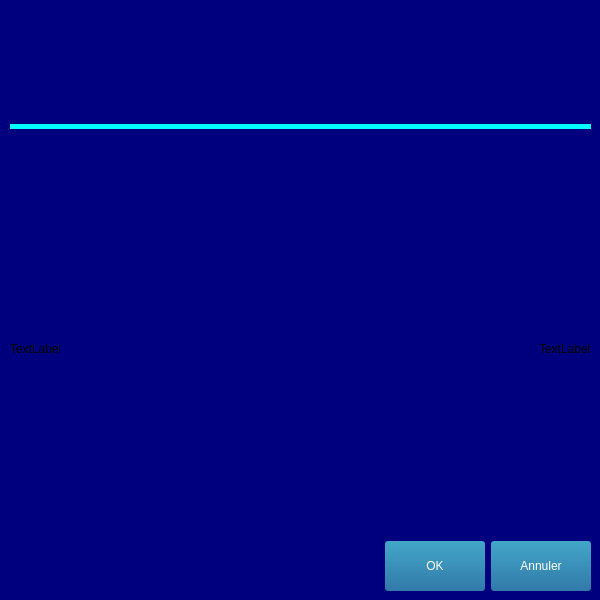
Above: app/dialog_critical.ui from omegaBionic/maderation_front before the change. Below: the same form after it.
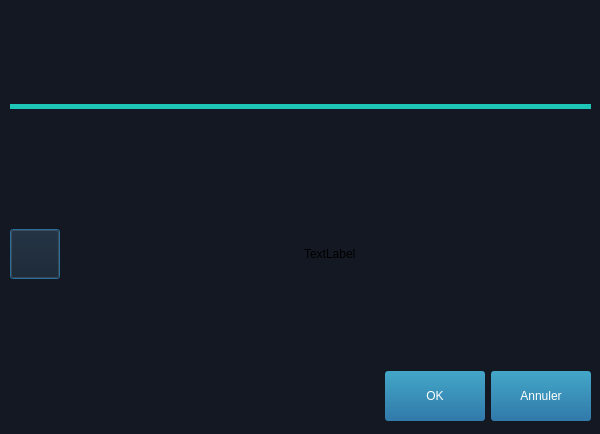
That is the form after the change. Icons and pictures are not drawn.

```diff
--- a/app/dialog_critical.ui
+++ b/app/dialog_critical.ui
@@ -7,27 +7,34 @@
     <x>0</x>
     <y>0</y>
     <width>600</width>
-    <height>600</height>
+    <height>434</height>
    </rect>
   </property>
   <property name="windowTitle">
    <string>Dialog</string>
   </property>
   <property name="styleSheet">
-   <string notr="true">background-color: rgb(0, 0, 127);</string>
+   <string notr="true">background-image: url(:/icon);
+background-color:rgb(19,24,34);</string>
   </property>
   <widget class="QWidget" name="verticalLayoutWidget">
    <property name="geometry">
     <rect>
      <x>10</x>
-     <y>30</y>
+     <y>10</y>
      <width>581</width>
-     <height>561</height>
+     <height>411</height>
     </rect>
    </property>
    <layout class="QVBoxLayout" name="verticalLayout">
     <item>
-     <widget class="QLabel" name="label">
+     <widget class="QLabel" name="label_title">
+      <property name="sizePolicy">
+       <sizepolicy hsizetype="Preferred" vsizetype="Preferred">
+        <horstretch>0</horstretch>
+        <verstretch>0</verstretch>
+       </sizepolicy>
+      </property>
       <property name="minimumSize">
        <size>
         <width>60</width>
@@ -50,11 +57,16 @@
        <enum>Qt::LeftToRight</enum>
       </property>
       <property name="styleSheet">
-       <string notr="true">image: url(:/pictures/gui_resources/critical.png);</string>
+       <string notr="true">color:white;
+
+font: 16pt &quot;Futura Lt BT&quot;;</string>
       </property>
       <property name="text">
        <string/>
       </property>
+      <property name="alignment">
+       <set>Qt::AlignCenter</set>
+      </property>
      </widget>
     </item>
     <item>
@@ -66,7 +78,7 @@
        </size>
       </property>
       <property name="styleSheet">
-       <string notr="true">color: rgb(0, 255, 255);
+       <string notr="true">color: rgb(30, 198, 184);
 padding: (-50,-50,-50,-50);</string>
       </property>
       <property name="frameShadow">
@@ -101,34 +113,31 @@
     </item>
     <item>
      <layout class="QHBoxLayout" name="horizontalLayout_2">
-      <item>
-       <widget class="QLabel" name="label_3">
-        <property name="maximumSize">
+      <item alignment="Qt::AlignLeft">
+       <widget class="QPushButton" name="icon">
+        <property name="minimumSize">
          <size>
           <width>50</width>
-          <height>16777215</height>
+          <height>50</height>
          </size>
         </property>
+        <property name="styleSheet">
+         <string notr="true">background-image:url(:\icon);
+
+border-radius:1px;</string>
+        </property>
         <property name="text">
-         <string>TextLabel</string>
+         <string/>
         </property>
        </widget>
       </item>
-      <item>
-       <spacer name="horizontalSpacer_2">
-        <property name="orientation">
-         <enum>Qt::Horizontal</enum>
+      <item alignment="Qt::AlignLeft">
+       <widget class="QLabel" name="label_text">
+        <property name="styleSheet">
+         <string notr="true">background-image:url(:\icon);
+color:white;
+font: 12pt &quot;Futura Lt BT&quot;;</string>
         </property>
-        <property name="sizeHint" stdset="0">
-         <size>
-          <width>20</width>
-          <height>20</height>
-         </size>
-        </property>
-       </spacer>
-      </item>
-      <item>
-       <widget class="QLabel" name="label_2">
         <property name="text">
          <string>TextLabel</string>
         </property>
@@ -165,7 +174,16 @@
        </spacer>
       </item>
       <item>
-       <widget class="QPushButton" name="pushButton_2">
+       <widget class="QPushButton" name="validate">
+        <property name="enabled">
+         <bool>true</bool>
+        </property>
+        <property name="cursor">
+         <cursorShape>PointingHandCursor</cursorShape>
+        </property>
+        <property name="mouseTracking">
+         <bool>true</bool>
+        </property>
         <property name="styleSheet">
          <string notr="true">background-color: qlineargradient(spread:pad, x1:1, y1:1, x2:1, y2:0, stop:0 rgba(49, 121, 169, 255), stop:1 rgba(67, 167, 200, 255));
 border-radius : 3px;
@@ -177,6 +195,15 @@
         <property name="text">
          <string>OK</string>
         </property>
+        <property name="checkable">
+         <bool>true</bool>
+        </property>
+        <property name="checked">
+         <bool>false</bool>
+        </property>
+        <property name="autoDefault">
+         <bool>false</bool>
+        </property>
        </widget>
       </item>
       <item>
@@ -192,6 +219,9 @@
         <property name="text">
          <string>Annuler</string>
         </property>
+        <property name="checkable">
+         <bool>true</bool>
+        </property>
        </widget>
       </item>
      </layout>
```
Left out of the diff: 5 changed lines with no effect on the pictures.
